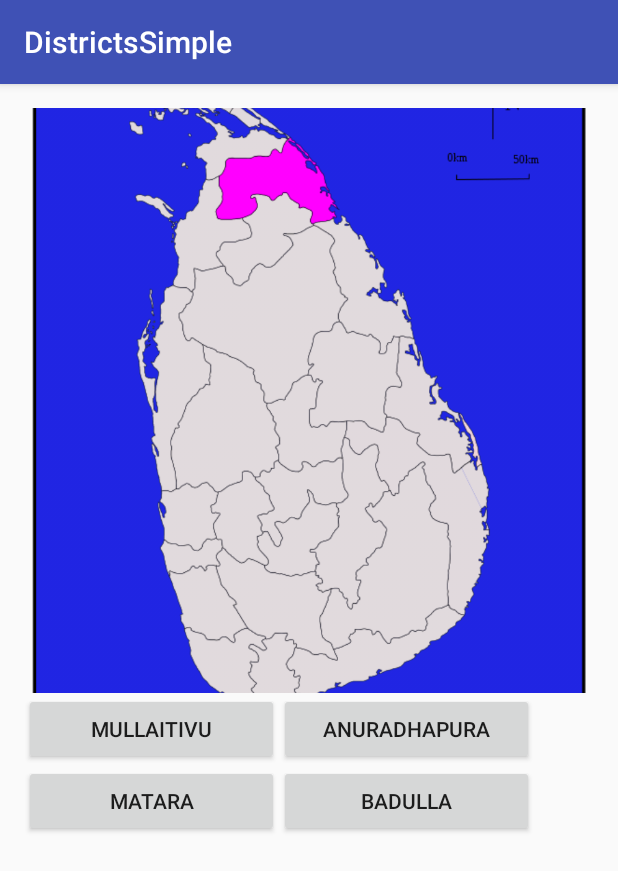
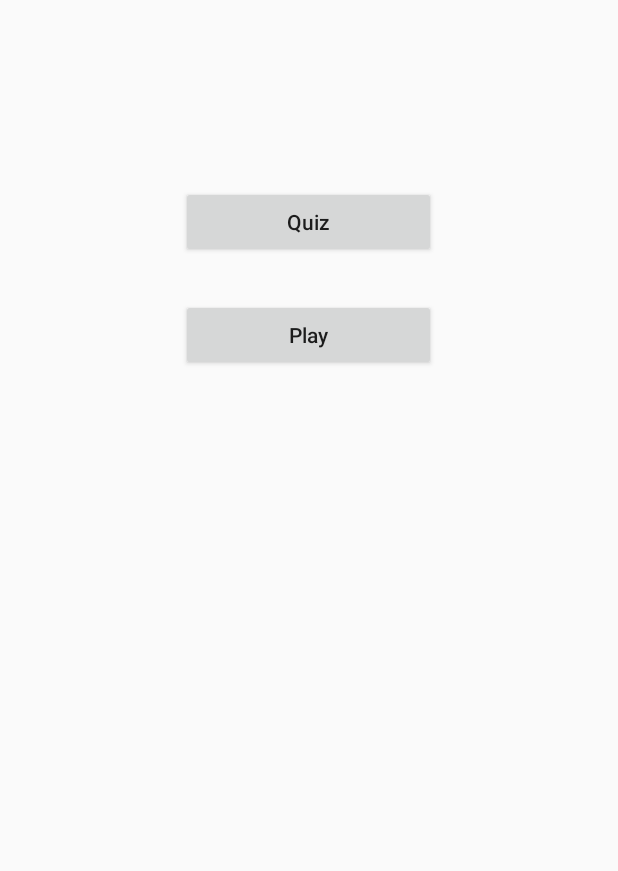
Before and after one commit to hpmtissera/sri-lanka-districts, an Android app: the screen it shows after launch (DistrictSlider before the commit, MainActivity after it), on a phone screen of 412 x 824 dp. Shown: the top 871 px of the screen. Run offline under Robolectric (Android 15) with nearby library versions, the phone set to English and light mode, and no system bars.

Commit message:
#LKDIST-1 Implement drag and drop - add main activity, refactor

```diff
--- a/app/src/main/java/com/lanka_guide/districtssimple/Districts.java
+++ b/app/src/main/java/com/lanka_guide/districts/Districts.java
@@ -1,4 +1,4 @@
-package com.lanka_guide.districtssimple;
+package com.lanka_guide.districts;
 
 import java.util.ArrayList;
 import java.util.Collections;
@@ -8,7 +8,7 @@ import java.util.List;
  * District class
  */
 
-class Districts {
+public class Districts {
 
     private static List<District> districts = new ArrayList<>();
     private static List<String> districtNames = new ArrayList<>();
@@ -46,7 +46,7 @@ class Districts {
         }
     }
 
-    static int[] getDistrictImagesId() {
+    public static int[] getDistrictImagesId() {
         Collections.shuffle(districts);
         districts = Collections.unmodifiableList(districts);
         int[] imageIds = new int[districts.size()];
@@ -56,11 +56,11 @@ class Districts {
         return imageIds;
     }
 
-    static String getName(int position) {
+    public static String getName(int position) {
         return districts.get(position).getName();
     }
 
-    static List<String> getAnswers(String districtName) {
+    public static List<String> getAnswers(String districtName) {
         List<String> allNames = new ArrayList<>();
         allNames.addAll(districtNames);
         Collections.shuffle(allNames);
--- /dev/null
+++ b/app/src/main/java/com/lanka_guide/districts/MainActivity.java
@@ -0,0 +1,28 @@
+package com.lanka_guide.districts;
+
+import android.app.Activity;
+import android.content.Intent;
+import android.os.Bundle;
+import android.view.View;
+
+import com.lanka_guide.districts.quiz.QuizActivity;
+
+/**
+ * Created by chanya on 2017/09/27.
+ */
+
+public class MainActivity extends Activity {
+    @Override
+    protected void onCreate(Bundle savedInstanceState) {
+        super.onCreate(savedInstanceState);
+        setContentView(R.layout.main_activity);
+    }
+
+    public void onClickQuiz(View view) {
+        Intent intent = new Intent(this, QuizActivity.class);
+        startActivity(intent);
+    }
+
+    public void onClickPlay(View view) {
+    }
+}
--- a/app/src/main/java/com/lanka_guide/districtssimple/DistrictSlider.java
+++ b/app/src/main/java/com/lanka_guide/districts/quiz/QuizActivity.java
@@ -1,4 +1,4 @@
-package com.lanka_guide.districtssimple;
+package com.lanka_guide.districts.quiz;
 
 import android.graphics.Color;
 import android.graphics.ColorFilter;
@@ -9,9 +9,12 @@ import android.support.v7.app.AppCompatActivity;
 import android.view.View;
 import android.widget.Button;
 
+import com.lanka_guide.districts.Districts;
+import com.lanka_guide.districts.R;
+
 import java.util.List;
 
-public class DistrictSlider extends AppCompatActivity {
+public class QuizActivity extends AppCompatActivity {
 
     private Button option1;
     private Button option2;
@@ -23,10 +26,10 @@ public class DistrictSlider extends AppCompatActivity {
     @Override
     protected void onCreate(Bundle savedInstanceState) {
         super.onCreate(savedInstanceState);
-        setContentView(R.layout.android_image_slider_activity);
+        setContentView(R.layout.quiz_activity);
 
         mViewPager = (ViewPager) findViewById(R.id.viewPageAndroid);
-        DistrictSliderAdapter adapterView = new DistrictSliderAdapter(this);
+        QuizMapsSliderAdapter adapterView = new QuizMapsSliderAdapter(this);
         mViewPager.setAdapter(adapterView);
         mViewPager.addOnPageChangeListener(new CustomOnPageChangeListener());
 
--- a/app/src/main/java/com/lanka_guide/districtssimple/DistrictSliderAdapter.java
+++ b/app/src/main/java/com/lanka_guide/districts/quiz/QuizMapsSliderAdapter.java
@@ -1,4 +1,4 @@
-package com.lanka_guide.districtssimple;
+package com.lanka_guide.districts.quiz;
 
 import android.content.Context;
 import android.support.v4.view.PagerAdapter;
@@ -6,11 +6,13 @@ import android.view.View;
 import android.view.ViewGroup;
 import android.widget.ImageView;
 
-class DistrictSliderAdapter extends PagerAdapter {
+import com.lanka_guide.districts.Districts;
+
+class QuizMapsSliderAdapter extends PagerAdapter {
     private Context mContext;
     private int[] districtImageIds = Districts.getDistrictImagesId();
 
-    DistrictSliderAdapter(Context context) {
+    QuizMapsSliderAdapter(Context context) {
         this.mContext = context;
     }
 
--- /dev/null
+++ b/app/src/main/res/layout/main_activity.xml
@@ -0,0 +1,32 @@
+<?xml version="1.0" encoding="utf-8"?>
+<RelativeLayout xmlns:android="http://schemas.android.com/apk/res/android"
+                xmlns:tools="http://schemas.android.com/tools"
+                android:layout_width="match_parent"
+                android:layout_height="match_parent"
+                android:orientation="vertical"
+                tools:context="com.lanka_guide.districts.MainActivity">
+
+    <Button
+        android:id="@+id/quiz"
+        android:layout_width="170dp"
+        android:layout_height="wrap_content"
+        android:layout_alignParentTop="true"
+        android:layout_centerHorizontal="true"
+        android:layout_marginTop="124dp"
+        android:onClick="onClickQuiz"
+        android:text="@string/quiz"
+        android:textAllCaps="false"/>
+
+    <Button xmlns:android="http://schemas.android.com/apk/res/android"
+            android:id="@+id/play"
+            android:layout_width="170dp"
+            android:layout_height="wrap_content"
+            android:layout_alignStart="@+id/quiz"
+            android:layout_below="@+id/quiz"
+            android:layout_marginTop="27dp"
+            android:onClick="onClickPlay"
+            android:text="@string/play"
+            android:textAllCaps="false"/>
+
+
+</RelativeLayout>
--- a/app/src/main/res/layout/android_image_slider_activity.xml
+++ b/app/src/main/res/layout/quiz_activity.xml
@@ -5,7 +5,7 @@
               android:layout_height="fill_parent"
               android:orientation="vertical"
               android:padding="16dp"
-              tools:context="com.lanka_guide.districtssimple.DistrictSlider">
+              tools:context="com.lanka_guide.districts.quiz.QuizActivity">
 
     <android.support.v4.view.ViewPager
         android:id="@+id/viewPageAndroid"
--- a/app/src/main/res/values/strings.xml
+++ b/app/src/main/res/values/strings.xml
@@ -1,5 +1,5 @@
 <resources>
-    <string name="app_name">DistrictsSimple</string>
+    <string name="app_name">Sri Lanka Districts</string>
 
     <string name="country_prompt">Select the District Name</string>
 
@@ -32,4 +32,6 @@
         <item>Vavuniya</item>
     </string-array>
 
+    <string name="quiz">Quiz</string>
+    <string name="play">Play</string>
 </resources>
```
Also changed, not shown: app/src/main/AndroidManifest.xml (+5 -2 lines), app/src/main/java/com/lanka_guide/districts/play/PlayActivity.java (added, +8 -0 lines), app/src/main/res/layout/play_activity.xml (added, +7 -0 lines), 4 other files.
